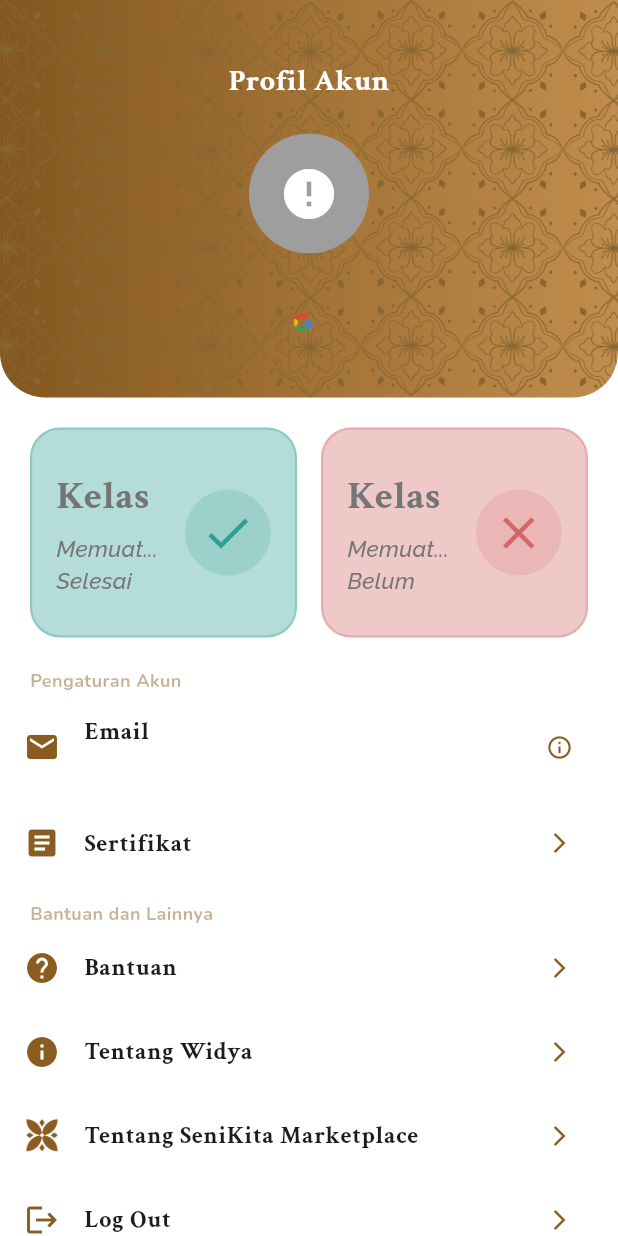
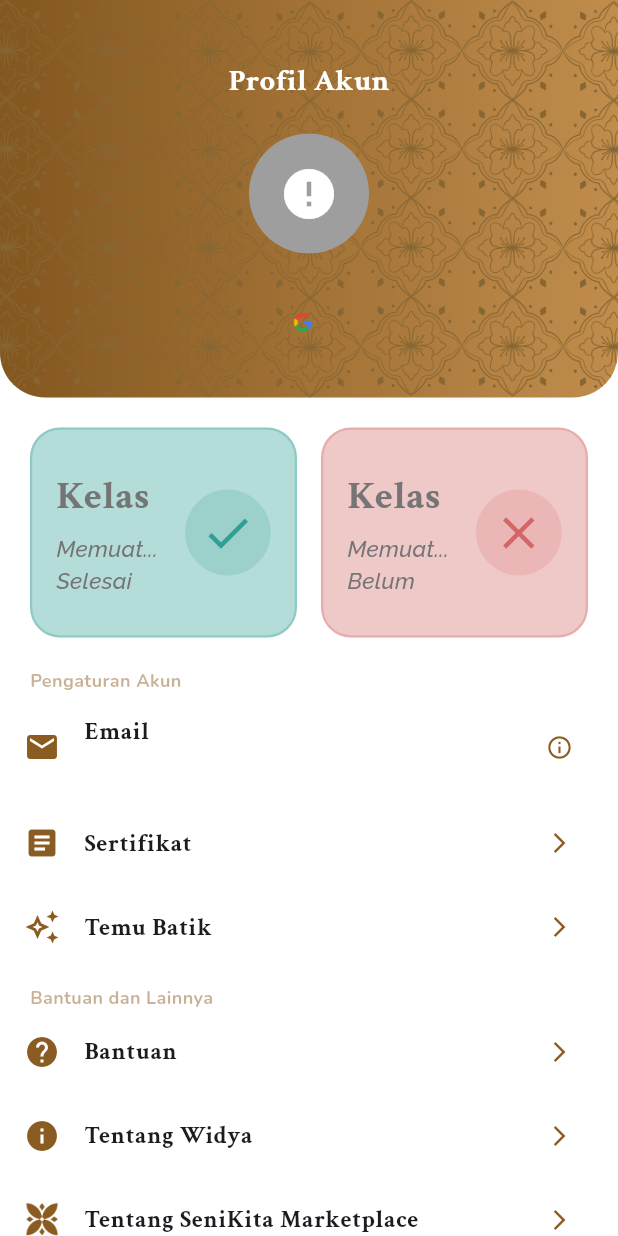
Before and after one commit to rickyprimay/senikita_edu_flutter, a Flutter app: the ProfileScreen screen opened by its route, on a phone screen of 412 x 824 dp. Run offline on Flutter 3.47's test engine with Material 3 defaults, Android fonts, the phone set to English and light mode, and no system bars; drawn by our look-alikes of toastification; our stand-ins replace another_flushbar, cached_network_image, flutter_gemini, flutter_html, flutter_svg, fluttertoast and 8 more; missing offline and left inert: flutter_lightbox, flutter_media_downloader; accounts and stored records are empty; network calls fail; project files that could hold a hidden picture were left out.

Commit message:
adding tile in profile to go screen temu baatik

```diff
--- a/lib/view/profile/profile_screen.dart
+++ b/lib/view/profile/profile_screen.dart
@@ -199,6 +199,14 @@ class _ProfileScreenState extends State<ProfileScreen> {
                         Navigator.of(context, rootNavigator: true).pushNamed(RouteNames.certificate);
                       },
                     ),
+                    ProfileInfoTile(
+                      icon: const Icon(Icons.auto_awesome_outlined),
+                      title: "Temu Batik",
+                      trailing: const Icon(Icons.arrow_forward_ios, size: 16, color: AppColors.primary),
+                      onTap: () {
+                        Navigator.of(context, rootNavigator: true).pushNamed(RouteNames.temuBatik);
+                      },
+                    ),
                     const SizedBox(height: 10),
                     SizedBox(
                       width: double.infinity,
```
